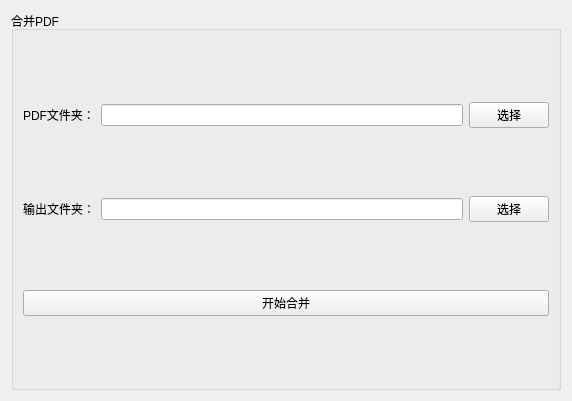
First picture: the form in ui/merge.ui, repository bfss/pdf-tool, before the edit.
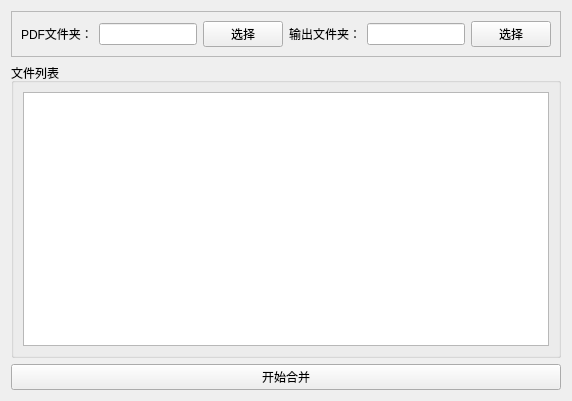
Second picture: the form after the edit.

Commit message: Add pdf list and progress dialog

```diff
--- a/ui/merge.ui
+++ b/ui/merge.ui
@@ -13,57 +13,72 @@
   <property name="windowTitle">
    <string>Form</string>
   </property>
-  <layout class="QGridLayout" name="gridLayout">
-   <item row="0" column="0">
+  <layout class="QGridLayout" name="gridLayout_3">
+   <item row="1" column="0" colspan="2">
     <widget class="QGroupBox" name="groupBox">
      <property name="title">
-      <string>合并PDF</string>
+      <string>文件列表</string>
      </property>
-     <layout class="QGridLayout" name="gridLayout_2">
+     <layout class="QGridLayout" name="gridLayout">
       <item row="0" column="0">
+       <widget class="QListWidget" name="listWidget"/>
+      </item>
+     </layout>
+    </widget>
+   </item>
+   <item row="0" column="0" colspan="2">
+    <widget class="QFrame" name="frame">
+     <property name="frameShape">
+      <enum>QFrame::Shape::StyledPanel</enum>
+     </property>
+     <property name="frameShadow">
+      <enum>QFrame::Shadow::Raised</enum>
+     </property>
+     <layout class="QGridLayout" name="gridLayout_2">
+      <item row="1" column="0">
        <widget class="QLabel" name="label">
         <property name="text">
          <string>PDF文件夹：</string>
         </property>
        </widget>
       </item>
-      <item row="0" column="1">
-       <widget class="QLineEdit" name="lineEdit_pdf"/>
-      </item>
-      <item row="0" column="2">
-       <widget class="QPushButton" name="pushButton_pdf">
-        <property name="text">
-         <string>选择</string>
-        </property>
-       </widget>
-      </item>
-      <item row="1" column="0">
+      <item row="1" column="3">
        <widget class="QLabel" name="label_2">
         <property name="text">
          <string>输出文件夹：</string>
         </property>
        </widget>
       </item>
+      <item row="1" column="5">
+       <widget class="QPushButton" name="pushButton_out">
+        <property name="text">
+         <string>选择</string>
+        </property>
+       </widget>
+      </item>
       <item row="1" column="1">
+       <widget class="QLineEdit" name="lineEdit_pdf"/>
+      </item>
+      <item row="1" column="4">
        <widget class="QLineEdit" name="lineEdit_out"/>
       </item>
       <item row="1" column="2">
-       <widget class="QPushButton" name="pushButton_out">
+       <widget class="QPushButton" name="pushButton_pdf">
         <property name="text">
          <string>选择</string>
         </property>
        </widget>
       </item>
-      <item row="2" column="0" colspan="3">
-       <widget class="QPushButton" name="pushButton_ok">
-        <property name="text">
-         <string>开始合并</string>
-        </property>
-       </widget>
-      </item>
      </layout>
     </widget>
    </item>
+   <item row="2" column="0" colspan="2">
+    <widget class="QPushButton" name="pushButton_ok">
+     <property name="text">
+      <string>开始合并</string>
+     </property>
+    </widget>
+   </item>
   </layout>
  </widget>
  <resources/>
```
The commit also changes 4 other files.
